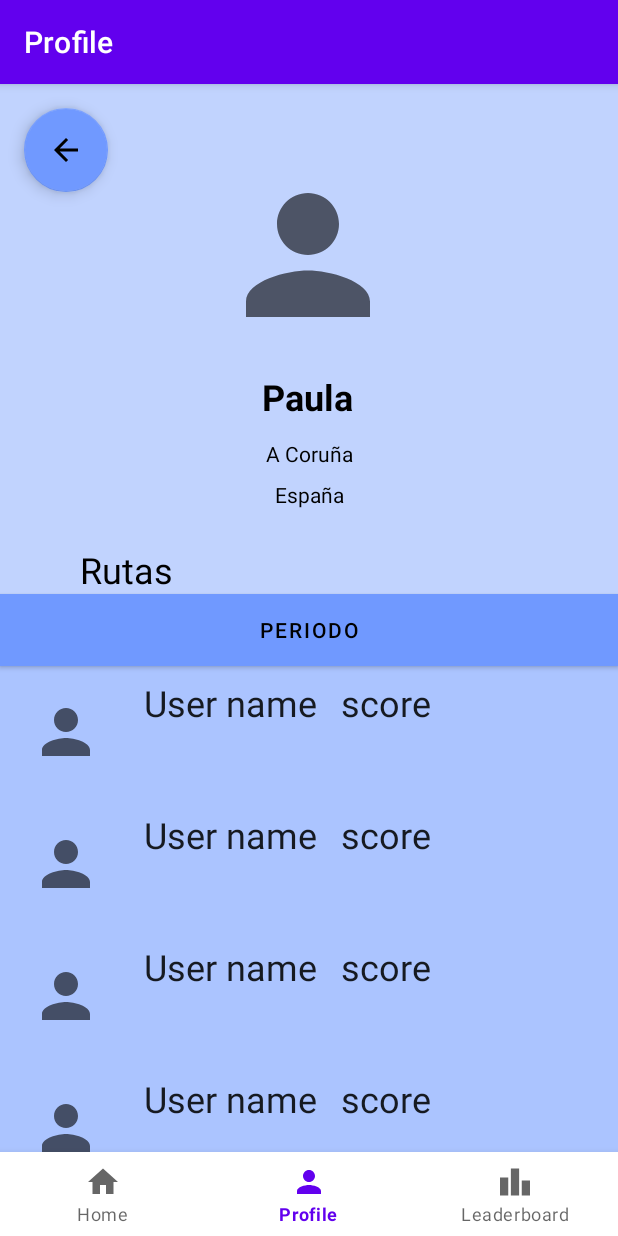
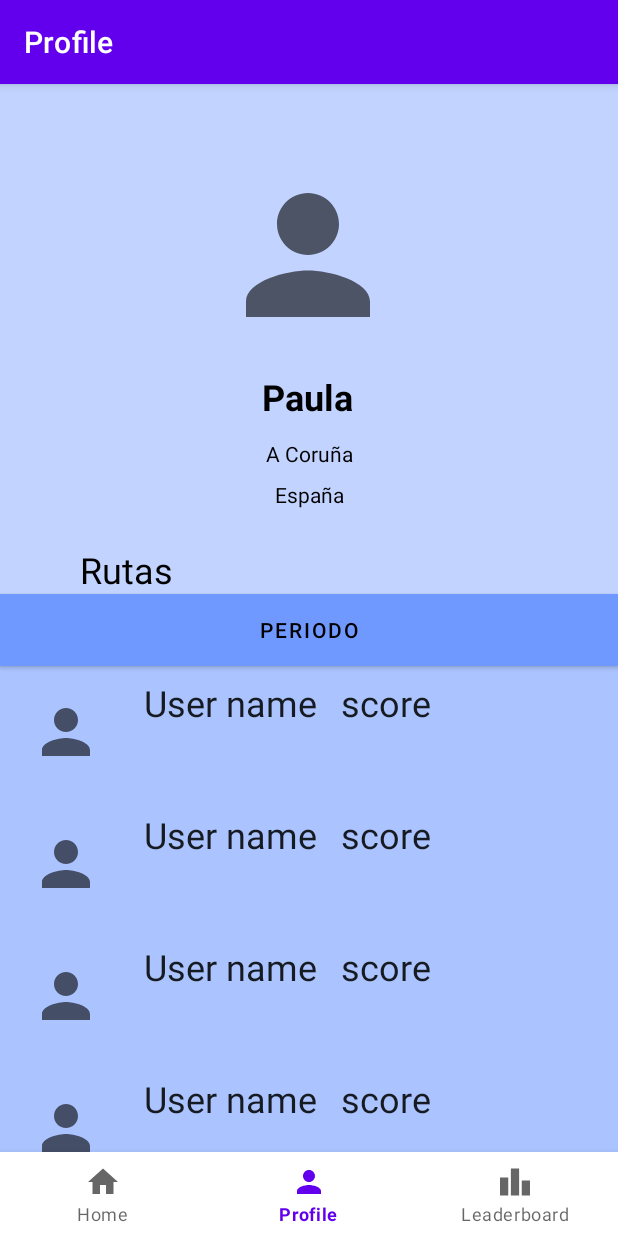
Before and after one commit to LoisSotoLopez/rankcity, an Android app: the ProfileFragment screen opened through its navigation route, on a phone screen of 412 x 824 dp. Run offline under Robolectric (Android 15) with nearby library versions, the phone set to English and light mode, and no system bars; our stand-ins replace navigation-ui; Roboto replaces fonts that are not available here.

Commit message:
Eliminado ProfileActivity, no necesario (Profile es Fragment, no Activity). Ajustados ID's de botones varios. Añadidas funcionalidades de movimiento entre ventanas y varios Toast.

```diff
--- a/RankCityApp/app/src/main/AndroidManifest.xml
+++ b/RankCityApp/app/src/main/AndroidManifest.xml
@@ -29,8 +29,11 @@
             android:name="com.google.android.geo.API_KEY"
             android:value="@string/google_maps_key" />
 
+        <activity android:name=".MapsActivity"></activity>
+        <activity android:name=".MainActivity"></activity>
+        <activity android:name=".InfoActivity"></activity>
         <activity
-            android:name=".MainActivity"
+            android:name=".LoginActivity"
             android:label="@string/app_name">
             <intent-filter>
                 <action android:name="android.intent.action.MAIN" />
--- a/RankCityApp/app/src/main/java/com/apm2021/rankcity/ui/home/HomeFragment.kt
+++ b/RankCityApp/app/src/main/java/com/apm2021/rankcity/ui/home/HomeFragment.kt
@@ -1,14 +1,16 @@
 package com.apm2021.rankcity.ui.home
 
+import android.content.Intent
 import android.os.Bundle
 import android.view.LayoutInflater
 import android.view.View
 import android.view.ViewGroup
-import android.widget.TextView
+import android.widget.Button
 import androidx.fragment.app.Fragment
-import androidx.lifecycle.Observer
 import androidx.lifecycle.ViewModelProvider
+import com.apm2021.rankcity.MapsActivity
 import com.apm2021.rankcity.R
+
 
 class HomeFragment : Fragment() {
 
@@ -22,10 +24,17 @@ class HomeFragment : Fragment() {
         homeViewModel =
                 ViewModelProvider(this).get(HomeViewModel::class.java)
         val root = inflater.inflate(R.layout.fragment_home, container, false)
-        //val textView: TextView = root.findViewById(R.id.text_home)
-       // homeViewModel.text.observe(viewLifecycleOwner, Observer {
-        //    textView.text = it
-       // })
-        return root
+
+        // Boton a empezar
+        val startRouteButton = root.findViewById(R.id.startRouteButton) as Button;
+        startRouteButton.setOnClickListener {
+            switchActivities();
+        }
+        return root;
+    }
+
+    private fun switchActivities() {
+        val intent = Intent(activity, MapsActivity::class.java)
+        startActivity(intent)
     }
 }
--- a/RankCityApp/app/src/main/res/layout/activity_info.xml
+++ b/RankCityApp/app/src/main/res/layout/activity_info.xml
@@ -84,7 +84,7 @@
         android:paddingTop="@dimen/info_padding">
 
         <Button
-            android:id="@+id/button_share"
+            android:id="@+id/buttonShare"
             android:layout_width="wrap_content"
             android:layout_height="wrap_content"
             android:layout_weight="1"
@@ -95,12 +95,12 @@
             app:iconTint="@color/button_text" />
 
         <Button
-            android:id="@+id/button_menu"
+            android:id="@+id/buttonBackHome"
             android:layout_width="wrap_content"
             android:layout_height="wrap_content"
             android:layout_weight="1"
             app:backgroundTint="@color/button_primary"
-            app:icon="@android:drawable/ic_menu_sort_by_size"
+            app:icon="@drawable/ic_home"
             app:iconGravity="top"
             app:iconSize="60sp"
             app:iconTint="@color/button_text" />
--- a/RankCityApp/app/src/main/res/layout/activity_login.xml
+++ b/RankCityApp/app/src/main/res/layout/activity_login.xml
@@ -98,7 +98,7 @@
         app:layout_constraintTop_toBottomOf="@+id/loginButton" />
 
     <Button
-        android:id="@+id/LoginButton"
+        android:id="@+id/loginButtonGoogle"
         android:layout_width="0dp"
         android:layout_height="wrap_content"
         android:layout_marginStart="16dp"
@@ -124,7 +124,7 @@
         android:layout_marginEnd="24dp"
         android:layout_marginRight="24dp"
         android:background="#FFDDD2"
-        app:layout_constraintBottom_toTopOf="@+id/LoginButton"
+        app:layout_constraintBottom_toTopOf="@+id/loginButtonGoogle"
         app:layout_constraintEnd_toEndOf="parent"
         app:layout_constraintStart_toStartOf="parent"
         app:layout_constraintTop_toBottomOf="@+id/registerButton" />
--- a/RankCityApp/app/src/main/res/layout/activity_maps.xml
+++ b/RankCityApp/app/src/main/res/layout/activity_maps.xml
@@ -24,7 +24,7 @@
         android:orientation="vertical">
 
         <com.google.android.material.floatingactionbutton.FloatingActionButton
-            android:id="@+id/pause_button"
+            android:id="@+id/stopRouteButton"
             android:layout_width="wrap_content"
             android:layout_height="wrap_content"
             android:layout_gravity="center"
--- a/RankCityApp/app/src/main/res/layout/fragment_home.xml
+++ b/RankCityApp/app/src/main/res/layout/fragment_home.xml
@@ -52,7 +52,7 @@
         app:layout_constraintTop_toTopOf="parent" />
 
     <Button
-        android:id="@+id/button"
+        android:id="@+id/startRouteButton"
         android:layout_width="wrap_content"
         android:layout_height="wrap_content"
         android:layout_marginBottom="60dp"
--- a/RankCityApp/app/src/main/res/layout/fragment_leaderboard.xml
+++ b/RankCityApp/app/src/main/res/layout/fragment_leaderboard.xml
@@ -17,7 +17,7 @@
         android:textColor="@color/black"/>
 
     <Button
-        android:id="@+id/button"
+        android:id="@+id/startRouteButton"
         android:layout_width="match_parent"
         android:layout_height="wrap_content"
         android:background="@color/button_primary"
--- a/RankCityApp/app/src/main/res/layout/fragment_profile.xml
+++ b/RankCityApp/app/src/main/res/layout/fragment_profile.xml
@@ -14,7 +14,7 @@
         android:orientation="vertical"
         app:layout_constraintEnd_toEndOf="parent"
         app:layout_constraintStart_toStartOf="parent"
-        app:layout_constraintTop_toBottomOf="@+id/button">
+        app:layout_constraintTop_toBottomOf="@+id/startRouteButton">
 
         <include
             android:id="@+id/include2"
@@ -103,6 +103,8 @@
         app:layout_constraintStart_toStartOf="parent"
         app:layout_constraintTop_toTopOf="parent" />
 
+    <!--
+
     <com.google.android.material.floatingactionbutton.FloatingActionButton
         android:id="@+id/floatingActionButton"
         android:layout_width="wrap_content"
@@ -115,6 +117,8 @@
         app:backgroundTint="@color/button_primary"
         app:layout_constraintStart_toStartOf="parent"
         app:layout_constraintTop_toTopOf="parent" />
+
+        -->
 
     <!--<androidx.recyclerview.widget.RecyclerView
         android:layout_width="340dp"
@@ -130,7 +134,7 @@
         tools:listitem="@android:layout/expandable_list_content" />
      -->
     <Button
-        android:id="@+id/button"
+        android:id="@+id/startRouteButton"
         android:layout_width="match_parent"
         android:layout_height="wrap_content"
         android:background="@color/button_primary"
```
Also changed, not shown: RankCityApp/app/src/main/java/com/apm2021/rankcity/InfoActivity.kt (+12 -0 lines), RankCityApp/app/src/main/java/com/apm2021/rankcity/LoginActivity.kt (+12 -0 lines), RankCityApp/app/src/main/java/com/apm2021/rankcity/MainActivity.kt (+5 -2 lines), RankCityApp/app/src/main/java/com/apm2021/rankcity/MapsActivity.kt (+14 -0 lines), RankCityApp/app/src/main/java/com/apm2021/rankcity/ProfileActivity.kt (deleted, +0 -19 lines).
